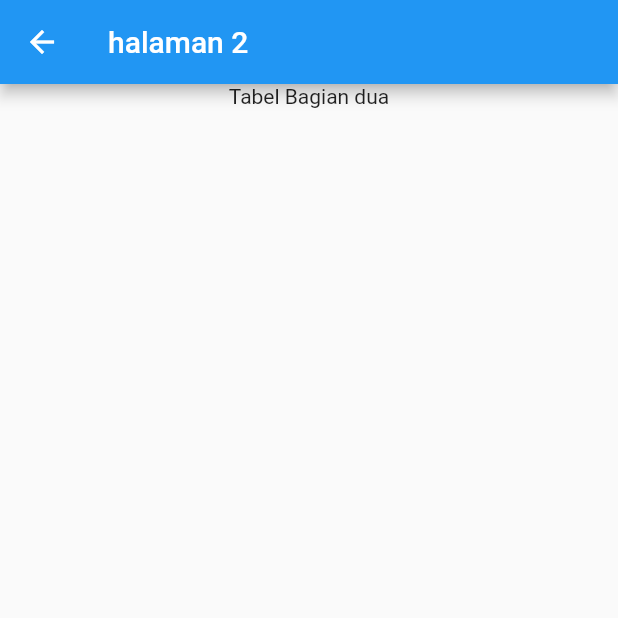
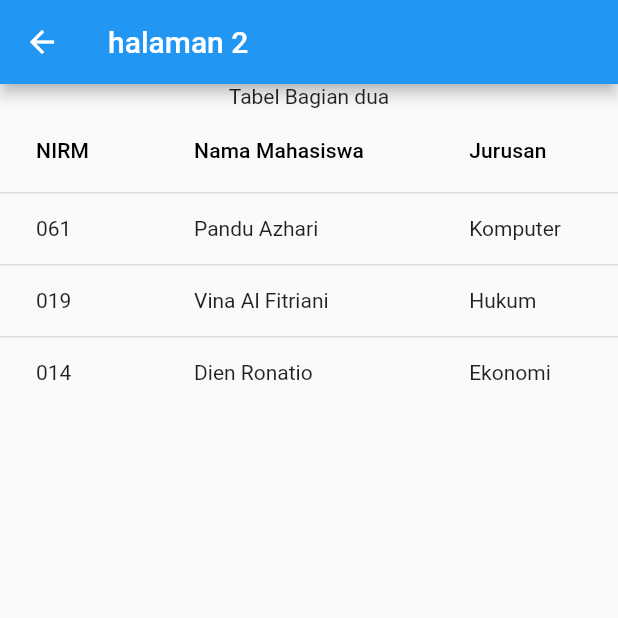
Before and after one commit to depanripurba/tugasmobile, a Flutter app: the Halamandua screen opened by its route, on a phone screen of 412 x 824 dp, the top half of it. Run offline on Flutter 3.47's test engine with Material 2 defaults, Android fonts, the phone set to English and light mode, and no system bars.

Commit message:
loop array di tabel

```diff
--- a/lib/main.dart
+++ b/lib/main.dart
@@ -49,7 +49,7 @@ class MyApp extends StatelessWidget {
           ),
           new Center(
             child: new TextButton(
-              child: new Text("Berikutnya"),
+              child: new Text("Tabel dengan Array"),
               onPressed: () {
                 Navigator.pushNamed(context, "/Halamandua");
               },
@@ -59,18 +59,55 @@ class MyApp extends StatelessWidget {
   }
 }
 
-class Halamandua extends StatelessWidget{
-  @override
-   Widget build(BuildContext context){
+class Halamandua extends StatefulWidget {
+  _MyAppState createState() => _MyAppState();
+}
+
+class _MyAppState extends State<Halamandua> {
+  List<Mahasiswa> mahasiswa;
+  Widget build(BuildContext context) {
     return new Scaffold(
-       appBar: new AppBar(title: new Text("halaman 2"),),
+      appBar: new AppBar(
+        title: new Text("halaman 2"),
+      ),
       body: new ListView(
         children: <Widget>[
           new Center(
             child: new Text("Tabel Bagian dua"),
+          ),
+          new DataTable(
+            columns: [
+              DataColumn(label: Text('NIRM')),
+              DataColumn(label: Text('Nama Mahasiswa')),
+              DataColumn(label: Text('Jurusan')),
+            ],
+            rows: Mahasiswa.getMahasiswa()
+                .map(
+                  (mahasiswa) => DataRow(cells: [
+                    DataCell(Text(mahasiswa.nirm)),
+                    DataCell(Text(mahasiswa.nama)),
+                    DataCell(Text(mahasiswa.jurusan)),
+                  ]),
                 )
+                .toList(),
+          ),
         ],
       ),
     );
   }
 }
+
+class Mahasiswa {
+  String nirm;
+  String nama;
+  String jurusan;
+  // constructor
+  Mahasiswa({this.nirm, this.nama, this.jurusan});
+  static List<Mahasiswa> getMahasiswa() {
+    return <Mahasiswa>[
+      Mahasiswa(nirm: "061", nama: "Pandu Azhari", jurusan: "Komputer"),
+      Mahasiswa(nirm: "019", nama: "Vina Al Fitriani", jurusan: "Hukum"),
+      Mahasiswa(nirm: "014", nama: "Dien Ronatio", jurusan: "Ekonomi"),
+    ];
+  }
+}
```
Lines whose indentation alone changed are shown as unchanged.
